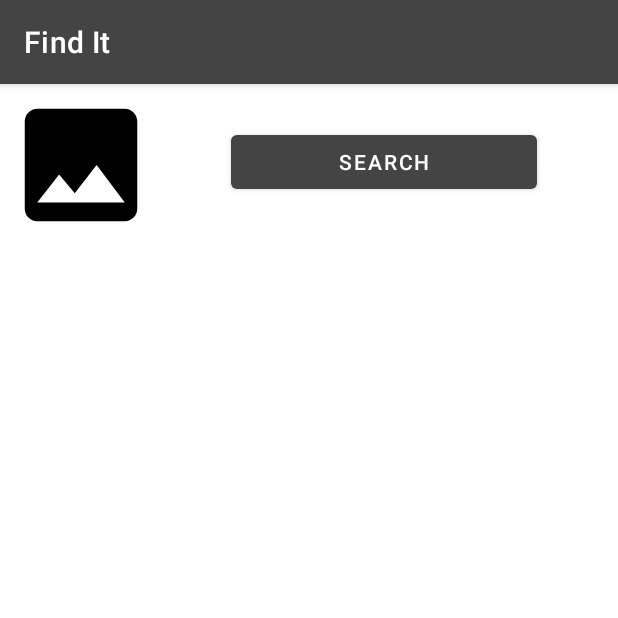
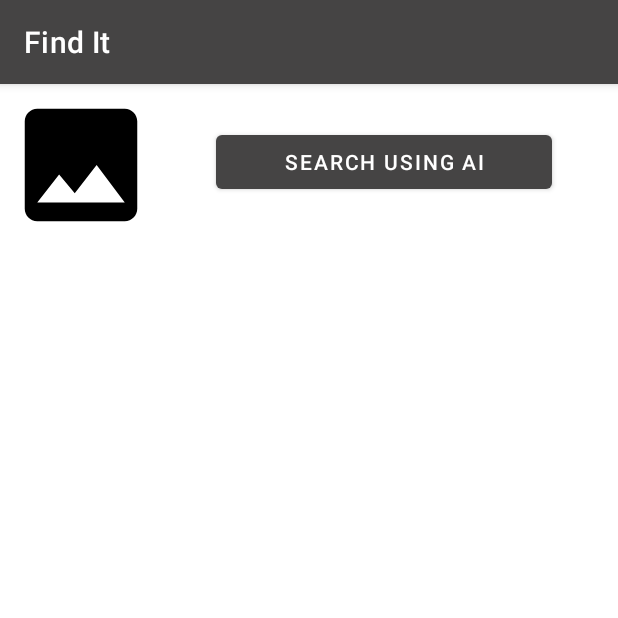
Before and after one commit to gourabsingha1/Find-It, an Android app: the screen it shows after launch (AISearchActivity), after a tap on "AI Search", on a phone screen of 412 x 824 dp, the top half of it. Run offline under Robolectric (Android 15) with nearby library versions, the phone set to English and light mode, and no system bars; our stand-ins replace Firebase (no records; nobody signed in at launch, a user with empty details on screens opened directly), navigation-ui; libraries missing offline, so code that uses them is left out: com.google.ai.client; pictures from the network do not load.

Commit message:
Fourth commit

```diff
--- a/app/src/main/java/com/example/findit/activity/AISearchActivity.kt
+++ b/app/src/main/java/com/example/findit/activity/AISearchActivity.kt
@@ -16,7 +16,6 @@ import com.example.findit.adapter.SearchTagsAdapter
 import com.example.findit.databinding.ActivityAiSearchBinding
 import com.example.findit.model.Products
 import com.google.ai.client.generativeai.GenerativeModel
-import com.google.ai.client.generativeai.type.asTextOrNull
 import com.google.ai.client.generativeai.type.content
 import com.google.firebase.database.DataSnapshot
 import com.google.firebase.database.DatabaseError
@@ -50,6 +49,8 @@ class AISearchActivity : AppCompatActivity() {
 
         binding.btnAISearchSearch.setOnClickListener {
             binding.pbAISearch.visibility = View.VISIBLE
+            binding.tvAISearchNoProductsFound.visibility = View.INVISIBLE
+
             try{
                 val generativeModel = GenerativeModel(
                     modelName = "gemini-pro-vision",
@@ -125,6 +126,12 @@ class AISearchActivity : AppCompatActivity() {
                         }
                     }
 
+                    if(productList.size == 0) {
+                        binding.tvAISearchNoProductsFound.visibility = View.VISIBLE
+                        binding.tvSearchTags.visibility = View.VISIBLE
+                        binding.pbAISearch.visibility = View.INVISIBLE
+                    }
+                    else {
                         // Add the list to RecyclerView
                         val productsAdapter = ProductsAdapter(productList)
                         binding.rvAISearch.adapter = productsAdapter
@@ -143,6 +150,7 @@ class AISearchActivity : AppCompatActivity() {
                             }
                         }
                     }
+                }
 
                 override fun onCancelled(error: DatabaseError) {
                     Log.e("AISearchActivityError", error.message)
--- a/app/src/main/res/layout/activity_ai_search.xml
+++ b/app/src/main/res/layout/activity_ai_search.xml
@@ -18,11 +18,11 @@
         android:layout_width="wrap_content"
         android:layout_height="wrap_content"
         android:layout_alignParentEnd="true"
-        android:layout_marginStart="50dp"
+        android:layout_marginStart="40dp"
         android:layout_marginTop="24dp"
-        android:layout_marginEnd="50dp"
+        android:layout_marginEnd="40dp"
         android:layout_toEndOf="@+id/ivAISearchImage"
-        android:text="Search" />
+        android:text="Search using AI" />
 
     <TextView
         android:id="@+id/tvSearchTags"
@@ -64,6 +64,19 @@
 
     </ScrollView>
 
+    <TextView
+        android:id="@+id/tvAISearchNoProductsFound"
+        android:layout_width="match_parent"
+        android:layout_height="wrap_content"
+        android:layout_centerHorizontal="true"
+        android:layout_centerVertical="true"
+        android:layout_marginTop="20dp"
+        android:gravity="center"
+        android:text="No products found  :("
+        android:textSize="18sp"
+        android:textStyle="bold"
+        android:visibility="invisible" />
+
     <ProgressBar
         android:id="@+id/pbAISearch"
         android:layout_width="match_parent"
```
Also changed, not shown: 1 other file. Lines whose indentation alone changed are shown as unchanged.
